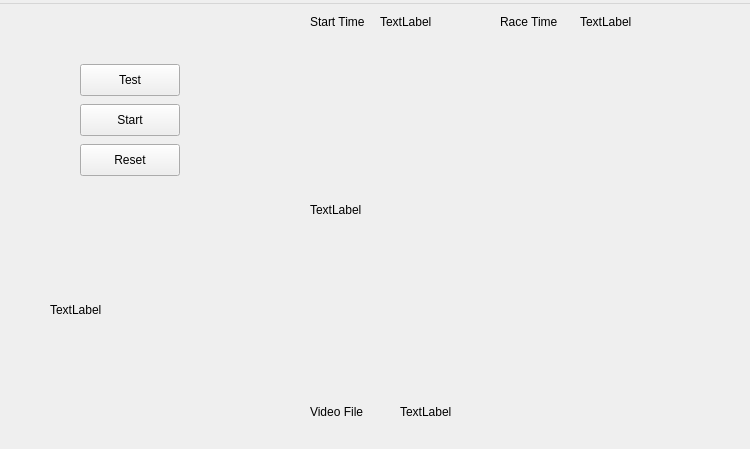
Above: mainwindow.ui from adamson-stuart/wwsc_starting before the change. Below: the same form after it.
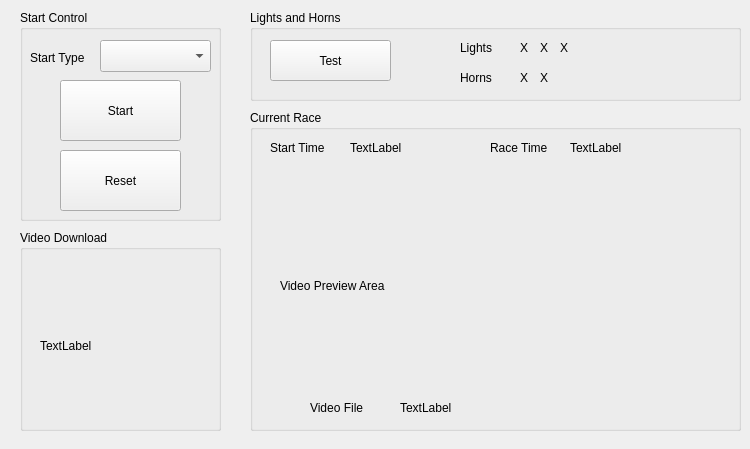
That is the form after the change.

The edit to the form file:
```diff
--- a/mainwindow.ui
+++ b/mainwindow.ui
@@ -17,76 +17,11 @@
    <string notr="true"/>
   </property>
   <widget class="QWidget" name="centralwidget">
-   <widget class="QPushButton" name="test_relays">
-    <property name="geometry">
-     <rect>
-      <x>80</x>
-      <y>60</y>
-      <width>100</width>
-      <height>32</height>
-     </rect>
-    </property>
-    <property name="text">
-     <string>Test</string>
-    </property>
-   </widget>
-   <widget class="QLabel" name="label_6">
-    <property name="geometry">
-     <rect>
-      <x>310</x>
-      <y>10</y>
-      <width>81</width>
-      <height>16</height>
-     </rect>
-    </property>
-    <property name="text">
-     <string>Start Time</string>
-    </property>
-   </widget>
-   <widget class="QLabel" name="start_time">
-    <property name="geometry">
-     <rect>
-      <x>380</x>
-      <y>10</y>
-      <width>161</width>
-      <height>16</height>
-     </rect>
-    </property>
-    <property name="text">
-     <string>TextLabel</string>
-    </property>
-   </widget>
-   <widget class="QLabel" name="label_7">
-    <property name="geometry">
-     <rect>
-      <x>500</x>
-      <y>10</y>
-      <width>71</width>
-      <height>16</height>
-     </rect>
-    </property>
-    <property name="text">
-     <string>Race Time</string>
-    </property>
-   </widget>
-   <widget class="QLabel" name="race_time">
-    <property name="geometry">
-     <rect>
-      <x>580</x>
-      <y>10</y>
-      <width>181</width>
-      <height>16</height>
-     </rect>
-    </property>
-    <property name="text">
-     <string>TextLabel</string>
-    </property>
-   </widget>
    <widget class="QLabel" name="download_qr_code">
     <property name="geometry">
      <rect>
-      <x>50</x>
-      <y>230</y>
+      <x>40</x>
+      <y>270</y>
       <width>161</width>
       <height>151</height>
      </rect>
@@ -124,73 +59,283 @@
      <string>TextLabel</string>
     </property>
    </widget>
-   <widget class="QPushButton" name="start_button">
+   <widget class="QGroupBox" name="groupBox">
     <property name="geometry">
      <rect>
-      <x>80</x>
-      <y>100</y>
-      <width>100</width>
-      <height>32</height>
+      <x>20</x>
+      <y>10</y>
+      <width>201</width>
+      <height>211</height>
      </rect>
     </property>
-    <property name="text">
-     <string>Start</string>
+    <property name="title">
+     <string>Start Control</string>
     </property>
+    <widget class="QLabel" name="label">
+     <property name="geometry">
+      <rect>
+       <x>10</x>
+       <y>40</y>
+       <width>81</width>
+       <height>16</height>
+      </rect>
+     </property>
+     <property name="text">
+      <string>Start Type</string>
+     </property>
+    </widget>
+    <widget class="QComboBox" name="race_type">
+     <property name="geometry">
+      <rect>
+       <x>80</x>
+       <y>30</y>
+       <width>111</width>
+       <height>32</height>
+      </rect>
+     </property>
+    </widget>
+    <widget class="QPushButton" name="reset_button">
+     <property name="geometry">
+      <rect>
+       <x>40</x>
+       <y>140</y>
+       <width>121</width>
+       <height>61</height>
+      </rect>
+     </property>
+     <property name="text">
+      <string>Reset</string>
+     </property>
+    </widget>
+    <widget class="QPushButton" name="start_button">
+     <property name="geometry">
+      <rect>
+       <x>40</x>
+       <y>70</y>
+       <width>121</width>
+       <height>61</height>
+      </rect>
+     </property>
+     <property name="text">
+      <string>Start</string>
+     </property>
+    </widget>
    </widget>
-   <widget class="QPushButton" name="reset_button">
+   <widget class="QGroupBox" name="groupBox_2">
     <property name="geometry">
      <rect>
-      <x>80</x>
-      <y>140</y>
-      <width>100</width>
-      <height>32</height>
+      <x>20</x>
+      <y>230</y>
+      <width>201</width>
+      <height>201</height>
      </rect>
     </property>
-    <property name="text">
-     <string>Reset</string>
+    <property name="title">
+     <string>Video Download</string>
     </property>
    </widget>
-   <widget class="QLabel" name="preview_area">
+   <widget class="QGroupBox" name="groupBox_3">
     <property name="geometry">
      <rect>
-      <x>310</x>
-      <y>40</y>
-      <width>411</width>
-      <height>331</height>
+      <x>250</x>
+      <y>110</y>
+      <width>491</width>
+      <height>321</height>
      </rect>
     </property>
-    <property name="text">
-     <string>TextLabel</string>
-    </property>
-   </widget>
-  </widget>
-  <widget class="QMenuBar" name="menubar">
-   <property name="geometry">
-    <rect>
-     <x>0</x>
-     <y>0</y>
-     <width>750</width>
-     <height>24</height>
-    </rect>
-   </property>
-   <widget class="QMenu" name="menu">
     <property name="title">
-     <string/>
+     <string>Current Race</string>
     </property>
+    <widget class="QLabel" name="start_time">
+     <property name="geometry">
+      <rect>
+       <x>100</x>
+       <y>30</y>
+       <width>161</width>
+       <height>16</height>
+      </rect>
+     </property>
+     <property name="text">
+      <string>TextLabel</string>
+     </property>
+    </widget>
+    <widget class="QLabel" name="label_7">
+     <property name="geometry">
+      <rect>
+       <x>240</x>
+       <y>30</y>
+       <width>71</width>
+       <height>16</height>
+      </rect>
+     </property>
+     <property name="text">
+      <string>Race Time</string>
+     </property>
+    </widget>
+    <widget class="QLabel" name="preview_area">
+     <property name="geometry">
+      <rect>
+       <x>30</x>
+       <y>70</y>
+       <width>421</width>
+       <height>211</height>
+      </rect>
+     </property>
+     <property name="text">
+      <string>Video Preview Area</string>
+     </property>
+    </widget>
+    <widget class="QLabel" name="race_time">
+     <property name="geometry">
+      <rect>
+       <x>320</x>
+       <y>30</y>
+       <width>181</width>
+       <height>16</height>
+      </rect>
+     </property>
+     <property name="text">
+      <string>TextLabel</string>
+     </property>
+    </widget>
+    <widget class="QLabel" name="label_6">
+     <property name="geometry">
+      <rect>
+       <x>20</x>
+       <y>30</y>
+       <width>81</width>
+       <height>16</height>
+      </rect>
+     </property>
+     <property name="text">
+      <string>Start Time</string>
+     </property>
+    </widget>
    </widget>
-   <widget class="QMenu" name="menu_2">
-    <property name="title">
-     <string/>
+   <widget class="QGroupBox" name="groupBox_4">
+    <property name="geometry">
+     <rect>
+      <x>250</x>
+      <y>10</y>
+      <width>491</width>
+      <height>91</height>
+     </rect>
     </property>
-   </widget>
-   <widget class="QMenu" name="menu_3">
     <property name="title">
-     <string/>
+     <string>Lights and Horns</string>
     </property>
+    <widget class="QPushButton" name="test_relays">
+     <property name="geometry">
+      <rect>
+       <x>20</x>
+       <y>30</y>
+       <width>121</width>
+       <height>41</height>
+      </rect>
+     </property>
+     <property name="text">
+      <string>Test</string>
+     </property>
+    </widget>
+    <widget class="QLabel" name="label_3">
+     <property name="geometry">
+      <rect>
+       <x>210</x>
+       <y>30</y>
+       <width>61</width>
+       <height>16</height>
+      </rect>
+     </property>
+     <property name="text">
+      <string>Lights</string>
+     </property>
+    </widget>
+    <widget class="QLabel" name="label_4">
+     <property name="geometry">
+      <rect>
+       <x>210</x>
+       <y>60</y>
+       <width>58</width>
+       <height>16</height>
+      </rect>
+     </property>
+     <property name="text">
+      <string>Horns</string>
+     </property>
+    </widget>
+    <widget class="QLabel" name="light_1">
+     <property name="geometry">
+      <rect>
+       <x>270</x>
+       <y>30</y>
+       <width>21</width>
+       <height>16</height>
+      </rect>
+     </property>
+     <property name="text">
+      <string>X</string>
+     </property>
+    </widget>
+    <widget class="QLabel" name="light_2">
+     <property name="geometry">
+      <rect>
+       <x>290</x>
+       <y>30</y>
+       <width>21</width>
+       <height>16</height>
+      </rect>
+     </property>
+     <property name="text">
+      <string>X</string>
+     </property>
+    </widget>
+    <widget class="QLabel" name="light_3">
+     <property name="geometry">
+      <rect>
+       <x>310</x>
+       <y>30</y>
+       <width>21</width>
+       <height>16</height>
+      </rect>
+     </property>
+     <property name="text">
+      <string>X</string>
+     </property>
+    </widget>
+    <widget class="QLabel" name="horn_1">
+     <property name="geometry">
+      <rect>
+       <x>270</x>
+       <y>60</y>
+       <width>21</width>
+       <height>16</height>
+      </rect>
+     </property>
+     <property name="text">
+      <string>X</string>
+     </property>
+    </widget>
+    <widget class="QLabel" name="horn_2">
+     <property name="geometry">
+      <rect>
+       <x>290</x>
+       <y>60</y>
+       <width>21</width>
+       <height>16</height>
+      </rect>
+     </property>
+     <property name="text">
+      <string>X</string>
+     </property>
+    </widget>
    </widget>
-   <addaction name="menu"/>
-   <addaction name="menu_2"/>
-   <addaction name="menu_3"/>
+   <zorder>groupBox_4</zorder>
+   <zorder>groupBox_3</zorder>
+   <zorder>groupBox_2</zorder>
+   <zorder>groupBox</zorder>
+   <zorder>download_qr_code</zorder>
+   <zorder>label_8</zorder>
+   <zorder>video_file</zorder>
   </widget>
  </widget>
  <resources/>
```
